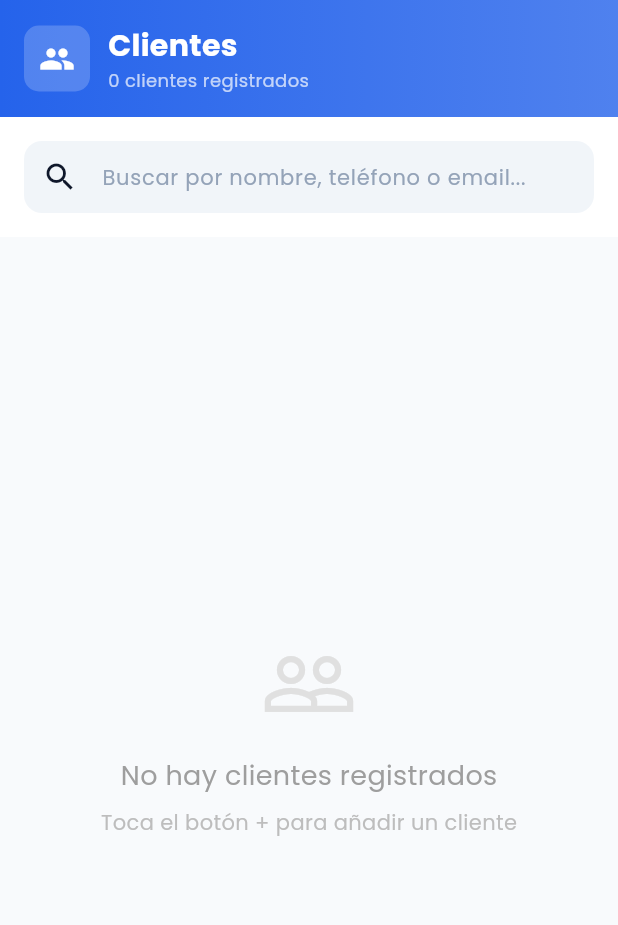
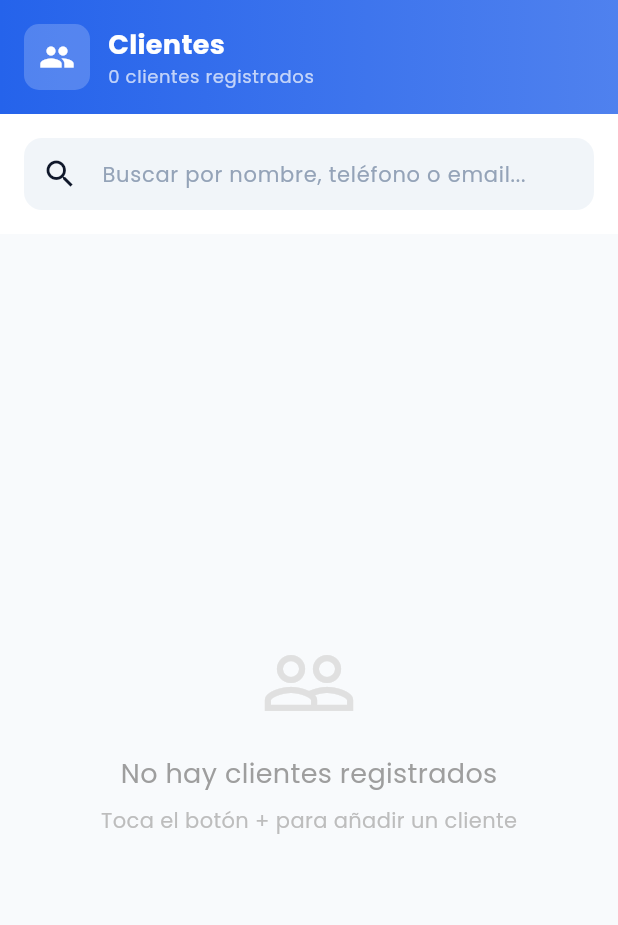
Before and after one commit to 120299/sistema-tvp, a Flutter app: the ClientesScreen screen opened directly, on a phone screen of 412 x 824 dp. Shown: the top 925 px of the screen. Run offline on Flutter 3.47's test engine with Material 3 defaults, Android fonts, the phone set to English and light mode, and no system bars; our stand-ins replace file_picker, fl_chart, flutter_riverpod, google_fonts, hive, hive_flutter and 4 more; accounts and stored records are empty.

Commit message:
ui: unify typography and headers; introduce UiSectionHeader; apply to Clientes y Venta UI

```diff
--- a/tpv_restaurante/lib/presentation/screens/clientes_screen.dart
+++ b/tpv_restaurante/lib/presentation/screens/clientes_screen.dart
@@ -3,6 +3,7 @@ import 'package:flutter_riverpod/flutter_riverpod.dart';
 import 'package:intl/intl.dart';
 import '../../core/theme/app_theme.dart';
 import '../../data/models/models.dart';
+import '../../presentation/widgets/ui_styles.dart';
 import '../providers/providers.dart';
 
 class ClientesScreen extends ConsumerStatefulWidget {
@@ -94,17 +95,14 @@ class _ClientesScreenState extends ConsumerState<ClientesScreen> {
               child: Column(
                 crossAxisAlignment: CrossAxisAlignment.start,
                 children: [
-                  const Text(
-                    'Clientes',
-                    style: TextStyle(
-                      color: Colors.white,
-                      fontSize: 20,
-                      fontWeight: FontWeight.bold,
-                    ),
-                  ),
+                  UiSectionHeader('Clientes', color: Colors.white),
                   Text(
                     '${clientes.length} clientes registrados',
-                    style: const TextStyle(color: Colors.white70, fontSize: 12),
+                    style:
+                        Theme.of(context).textTheme.bodySmall?.copyWith(
+                          color: Colors.white70,
+                        ) ??
+                        const TextStyle(color: Colors.white70, fontSize: 12),
                   ),
                 ],
               ),
--- /dev/null
+++ b/tpv_restaurante/lib/presentation/widgets/ui_styles.dart
@@ -0,0 +1,20 @@
+import 'package:flutter/material.dart';
+import '../../core/theme/app_theme.dart';
+
+class UiSectionHeader extends StatelessWidget {
+  final String title;
+  final Color? color;
+  const UiSectionHeader(this.title, {this.color});
+
+  @override
+  Widget build(BuildContext context) {
+    return Text(
+      title,
+      style: TextStyle(
+        fontSize: 18,
+        fontWeight: FontWeight.bold,
+        color: color ?? AppColors.primary,
+      ),
+    );
+  }
+}
```
Also changed, not shown: tpv_restaurante/lib/core/theme/app_theme.dart (+28 -2 lines), tpv_restaurante/lib/presentation/screens/venta_libre_screen.dart (+2 -9 lines).
